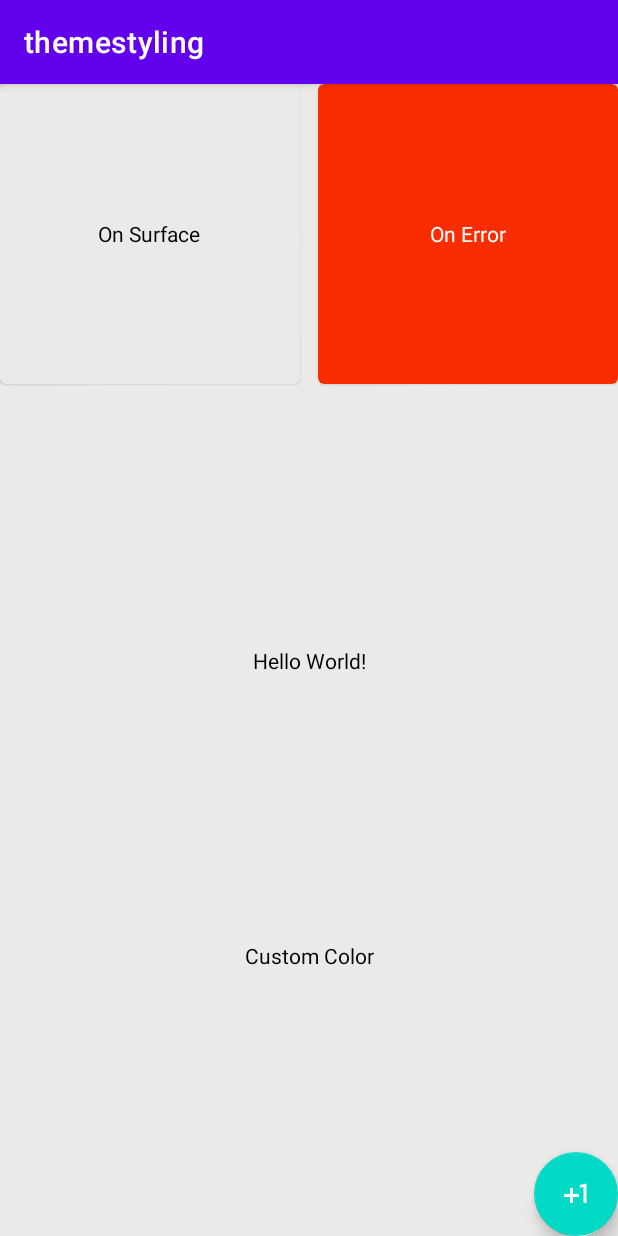
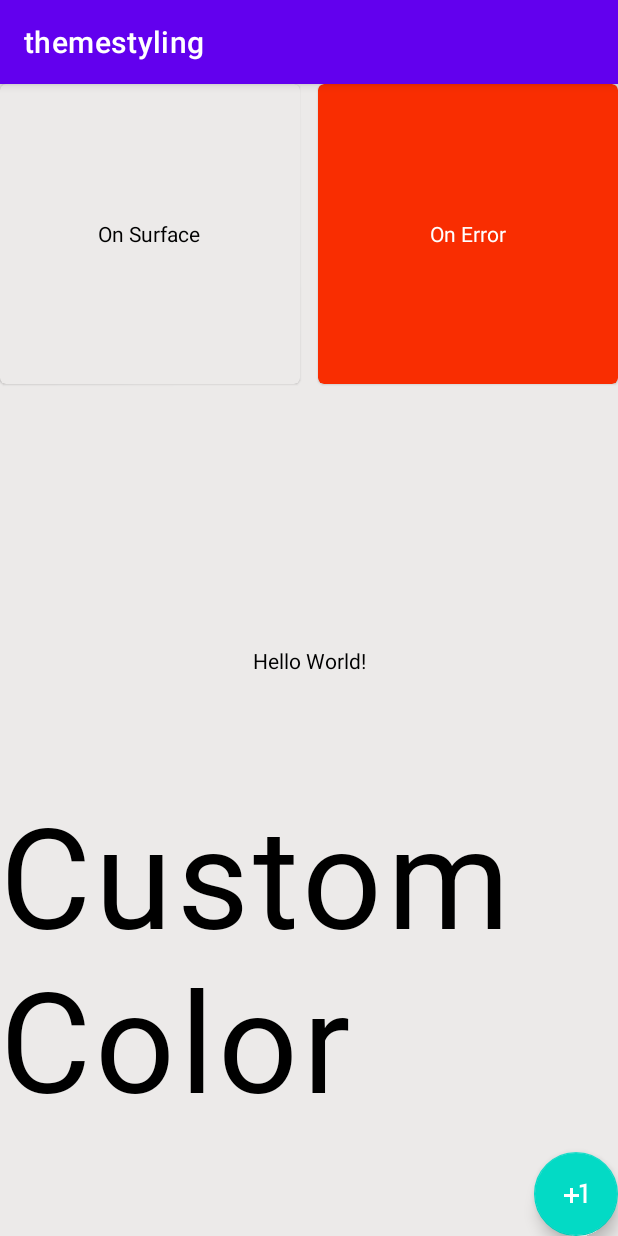
Before and after one commit to hsmnzaydn/android-theme-best-practices, an Android app: the screen it shows after launch (MainActivity), on a phone screen of 412 x 824 dp. Run offline under Robolectric (Android 15) with nearby library versions, the phone set to English and light mode, and no system bars.

Commit message:
Added fonts best practices

```diff
--- a/app/src/main/res/layout/activity_main.xml
+++ b/app/src/main/res/layout/activity_main.xml
@@ -61,6 +61,7 @@
         android:layout_width="wrap_content"
         android:layout_height="wrap_content"
         android:text="Custom Color"
+        android:textAppearance="?attr/textAppearanceBody1"
         android:textColor="?attr/colorCustom"
         app:layout_constraintBottom_toBottomOf="parent"
         app:layout_constraintEnd_toEndOf="parent"
--- a/app/src/main/res/values-night/themes.xml
+++ b/app/src/main/res/values-night/themes.xml
@@ -27,5 +27,9 @@
         <!-- Status bar color. -->
         <item name="android:statusBarColor" tools:targetApi="l">?attr/colorPrimaryVariant</item>
         <!-- Customize your theme here. -->
+
+        <item name="textAppearanceBody1">@style/TextAppearance.MaterialComponents.Body2.GTC</item>
+
     </style>
+
 </resources>
--- a/app/src/main/res/values/themes.xml
+++ b/app/src/main/res/values/themes.xml
@@ -27,5 +27,9 @@
         <!-- Status bar color. -->
         <item name="android:statusBarColor" tools:targetApi="l">?attr/colorPrimaryVariant</item>
         <!-- Customize your theme here. -->
+
+        <item name="textAppearanceBody1">@style/TextAppearance.MaterialComponents.Body1.GTC</item>
+
     </style>
+
 </resources>
--- /dev/null
+++ b/app/src/main/res/values/type.xml
@@ -0,0 +1,12 @@
+<?xml version="1.0" encoding="utf-8"?>
+<resources>
+    <style name="TextAppearance.MaterialComponents.Body1.GTC">
+        <item name="fontFamily">@font/roboto</item>
+        <item name="android:textSize">93sp</item>
+    </style>
+
+    <style name="TextAppearance.MaterialComponents.Body2.GTC">
+        <item name="fontFamily">@font/roboto</item>
+        <item name="android:textSize">16sp</item>
+    </style>
+</resources>
```
Also changed, not shown: app/src/main/res/font/roboto.ttf (added).
